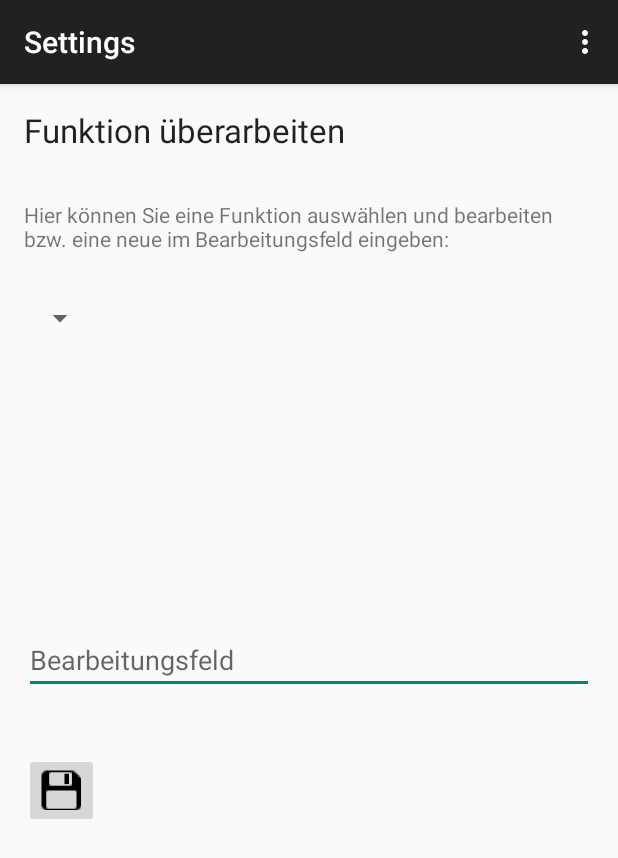
After one commit to vinto1964/MyVideoManager, an Android app: the MActSettings screen opened directly, with no data from a screen before it, on a phone screen of 412 x 824 dp. The commit adds this screen. Shown: the top 858 px of the screen. Run offline under Robolectric (Android 15) with nearby library versions, the phone set to English and light mode, and no system bars; 1 statement that could not run was skipped.

Commit message:
Änderungen 21.04.2015, Stand: 20:20

```diff
--- a/app/src/main/AndroidManifest.xml
+++ b/app/src/main/AndroidManifest.xml
@@ -35,6 +35,10 @@
             android:name=".MActActors"
             android:label="@string/title_activity_mact_actors" >
         </activity>
+        <activity
+            android:name=".MActSettings"
+            android:label="@string/title_activity_mact_settings" >
+        </activity>
     </application>
 
 </manifest>
--- /dev/null
+++ b/app/src/main/java/de/anisma/www/myvideomanager/MActSettings.java
@@ -0,0 +1,126 @@
+package de.anisma.www.myvideomanager;
+
+import android.content.Intent;
+import android.support.v7.app.ActionBarActivity;
+import android.os.Bundle;
+import android.view.Menu;
+import android.view.MenuItem;
+import android.view.View;
+import android.widget.AdapterView;
+import android.widget.ArrayAdapter;
+import android.widget.EditText;
+import android.widget.ImageButton;
+import android.widget.Spinner;
+import android.widget.TextView;
+
+import java.util.ArrayList;
+import java.util.List;
+
+
+public class MActSettings extends ActionBarActivity {
+
+    AppGlobal myApp;
+
+    TextView tvSettingTitle, tvHelpText;
+    ImageButton ibSave;
+    Spinner spChoice;
+    EditText edChoice;
+
+    String artSetting;
+    String saveChoice = "";
+    String newChoice = "";
+
+    @Override
+    protected void onCreate(Bundle savedInstanceState) {
+        super.onCreate(savedInstanceState);
+        setContentView(R.layout.activity_mact_settings);
+
+        myApp = (AppGlobal) getApplication();
+
+        Intent intent = getIntent();
+        artSetting = intent.getStringExtra("genre");
+
+        tvSettingTitle  = (TextView) findViewById(R.id.tvSettingTitle);
+        tvHelpText      = (TextView) findViewById(R.id.tvHelpText);
+        spChoice        = (Spinner) findViewById(R.id.spChoice);
+        edChoice        = (EditText) findViewById(R.id.edChoice);
+        ibSave          = (ImageButton) findViewById(R.id.ibSave);
+
+
+
+
+        if(artSetting.compareTo("ok") == 0) {
+            // Genre bearbeiten
+            tvSettingTitle.setText(getString(R.string.sGenreSetting));
+            tvHelpText.setText(getString(R.string.sChoiceGenre));
+            List<String> listGenre = new ArrayList<String>();
+            listGenre = myApp.dbVideo.loadAllGenre();
+            ArrayAdapter<String> spAdapter = new ArrayAdapter<String>(this, android.R.layout.simple_spinner_item, listGenre);
+            spAdapter.setDropDownViewResource(android.R.layout.simple_spinner_dropdown_item);
+            spChoice.setAdapter(spAdapter);
+            spChoice.setOnItemSelectedListener(new AdapterView.OnItemSelectedListener() {
+                @Override
+                public void onItemSelected(AdapterView<?> parent, View view, int position, long id) {
+                    fetchGenre();
+                }
+
+                @Override
+                public void onNothingSelected(AdapterView<?> parent) {
+
+                }
+            });
+
+        }
+        else {
+            // Funktion bearbeiten
+            tvSettingTitle.setText(getString(R.string.sFunctionSetting));
+            tvHelpText.setText(getString(R.string.sChoiceFunction));
+
+
+
+        }
+
+        ibSave.setOnClickListener(new View.OnClickListener() {
+            @Override
+            public void onClick(View v) {
+
+            }
+        });
+
+    }
+
+    private void fetchGenre() {
+        if(spChoice.getSelectedItemPosition() != 0) {
+            saveChoice = String.valueOf(spChoice.getSelectedItem());
+            edChoice.setText(saveChoice);
+            spChoice.setSelection(0);
+        }
+
+
+
+
+    }
+
+
+    @Override
+    public boolean onCreateOptionsMenu(Menu menu) {
+        // Inflate the menu; this adds items to the action bar if it is present.
+        getMenuInflater().inflate(R.menu.menu_mact_settings, menu);
+        return true;
+    }
+
+    @Override
+    public boolean onOptionsItemSelected(MenuItem item) {
+        // Handle action bar item clicks here. The action bar will
+        // automatically handle clicks on the Home/Up button, so long
+        // as you specify a parent activity in AndroidManifest.xml.
+        int id = item.getItemId();
+
+        //noinspection SimplifiableIfStatement
+        if (id == R.id.action_settings) {
+            return true;
+        }
+
+        return super.onOptionsItemSelected(item);
+    }
+}
--- /dev/null
+++ b/app/src/main/res/layout/activity_mact_settings.xml
@@ -0,0 +1,69 @@
+<RelativeLayout xmlns:android="http://schemas.android.com/apk/res/android"
+    xmlns:tools="http://schemas.android.com/tools" android:layout_width="match_parent"
+    android:layout_height="match_parent" android:paddingLeft="@dimen/activity_horizontal_margin"
+    android:paddingRight="@dimen/activity_horizontal_margin"
+    android:paddingTop="@dimen/activity_vertical_margin"
+    android:paddingBottom="@dimen/activity_vertical_margin"
+    tools:context="de.anisma.www.myvideomanager.MActSettings">
+
+    <TextView
+        android:layout_width="wrap_content"
+        android:layout_height="wrap_content"
+        android:textAppearance="?android:attr/textAppearanceLarge"
+        android:text="@string/sGenreSetting"
+        android:id="@+id/tvSettingTitle"
+        android:layout_alignParentTop="true"
+        android:layout_alignParentLeft="true"
+        android:layout_alignParentStart="true"
+        android:layout_alignRight="@+id/tvHelpText"
+        android:layout_alignEnd="@+id/tvHelpText" />
+
+    <TextView
+        android:layout_width="wrap_content"
+        android:layout_height="wrap_content"
+        android:textAppearance="?android:attr/textAppearanceSmall"
+        android:text="@string/sChoiceGenre"
+        android:id="@+id/tvHelpText"
+        android:layout_marginTop="32dp"
+        android:layout_below="@+id/tvSettingTitle"
+        android:layout_alignParentLeft="true"
+        android:layout_alignParentStart="true"
+        android:singleLine="true"
+        android:inputType="textMultiLine" />
+
+    <Spinner
+        android:layout_width="wrap_content"
+        android:layout_height="wrap_content"
+        android:id="@+id/spChoice"
+        android:spinnerMode="dropdown"
+        android:layout_below="@+id/tvHelpText"
+        android:layout_alignParentLeft="true"
+        android:layout_alignParentStart="true"
+        android:layout_marginTop="31dp" />
+
+    <EditText
+        android:layout_width="wrap_content"
+        android:layout_height="wrap_content"
+        android:inputType="textPersonName"
+        android:ems="10"
+        android:id="@+id/edChoice"
+        android:layout_centerVertical="true"
+        android:layout_alignParentRight="true"
+        android:layout_alignParentEnd="true"
+        android:layout_alignParentLeft="true"
+        android:layout_alignParentStart="true"
+        android:hint="@string/sChoiceEdit" />
+
+    <ImageButton
+        android:layout_width="50dp"
+        android:layout_height="50dp"
+        android:id="@+id/ibSave"
+        android:src="@mipmap/ic_save"
+        android:scaleType="centerCrop"
+        android:contentDescription="@string/sSave"
+        android:layout_marginTop="39dp"
+        android:layout_below="@+id/edChoice"
+        android:layout_alignParentLeft="true"
+        android:layout_alignParentStart="true" />
+
+</RelativeLayout>
--- /dev/null
+++ b/app/src/main/res/menu/menu_mact_settings.xml
@@ -0,0 +1,7 @@
+<menu xmlns:android="http://schemas.android.com/apk/res/android"
+    xmlns:app="http://schemas.android.com/apk/res-auto"
+    xmlns:tools="http://schemas.android.com/tools"
+    tools:context="de.anisma.www.myvideomanager.MActSettings">
+    <item android:id="@+id/action_settings" android:title="@string/action_settings"
+        android:orderInCategory="100" app:showAsAction="never" />
+</menu>
--- a/app/src/main/res/values/strings.xml
+++ b/app/src/main/res/values/strings.xml
@@ -93,5 +93,11 @@
     <string name="sGoogleWebsearch">Foto im Web suchen</string>
     <string name="sFilmografy">Filmografy</string>
     <string name="sNoFilmografy">Selection löschen</string>
+    <string name="title_activity_mact_settings">Settings</string>
+    <string name="sChoiceGenre">Hier können Sie einen Genre auswählen und bearbeiten bzw. einen neuen im Bearbeitungsfeld eingeben:</string>
+    <string name="sChoiceFunction">Hier können Sie eine Funktion auswählen und bearbeiten bzw. eine neue im Bearbeitungsfeld eingeben:</string>
+    <string name="sGenreSetting">Genren überarbeiten</string>
+    <string name="sFunctionSetting">Funktion überarbeiten</string>
+    <string name="sChoiceEdit">Bearbeitungsfeld</string>
 
 </resources>
```
Also changed, not shown: app/src/main/java/de/anisma/www/myvideomanager/FgmActors.java (+18 -9 lines), app/src/main/java/de/anisma/www/myvideomanager/FgmInfos.java (+1 -42 lines), app/src/main/java/de/anisma/www/myvideomanager/MainActivity.java (+15 -1 lines), app/src/main/res/menu/menu_main.xml (+33 -1 lines), app/src/main/ic_settings-web.png (added), app/src/main/res/mipmap-hdpi/ic_settings.png (added), app/src/main/res/mipmap-mdpi/ic_settings.png (added), app/src/main/res/mipmap-xhdpi/ic_settings.png (added), app/src/main/res/mipmap-xxhdpi/ic_settings.png (added), app/src/main/res/mipmap-xxxhdpi/ic_settings.png (added).
